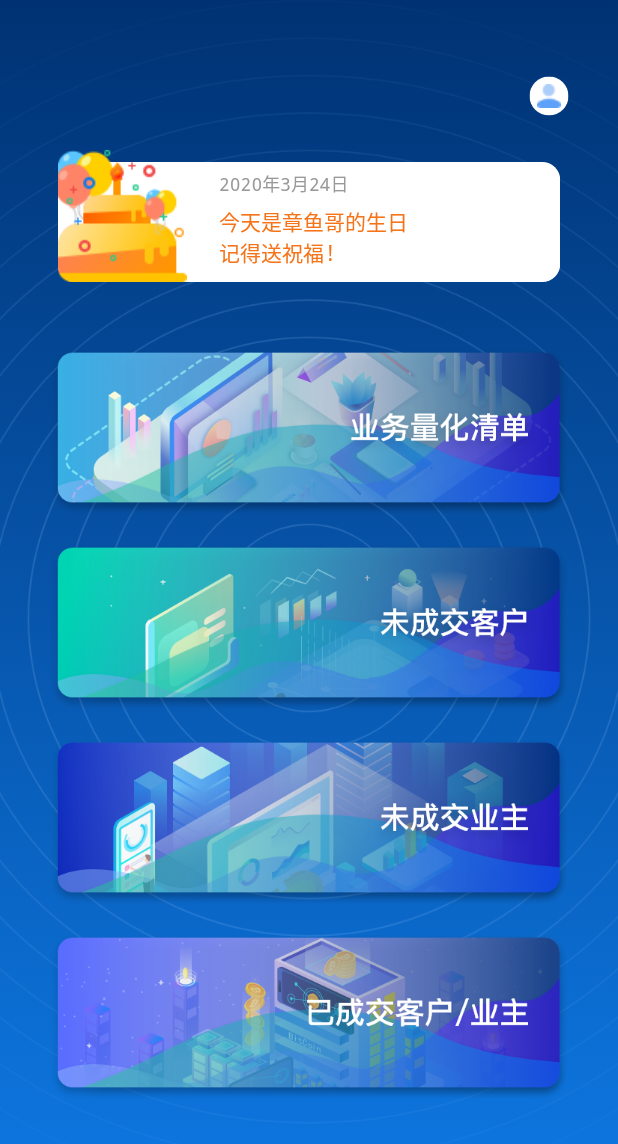
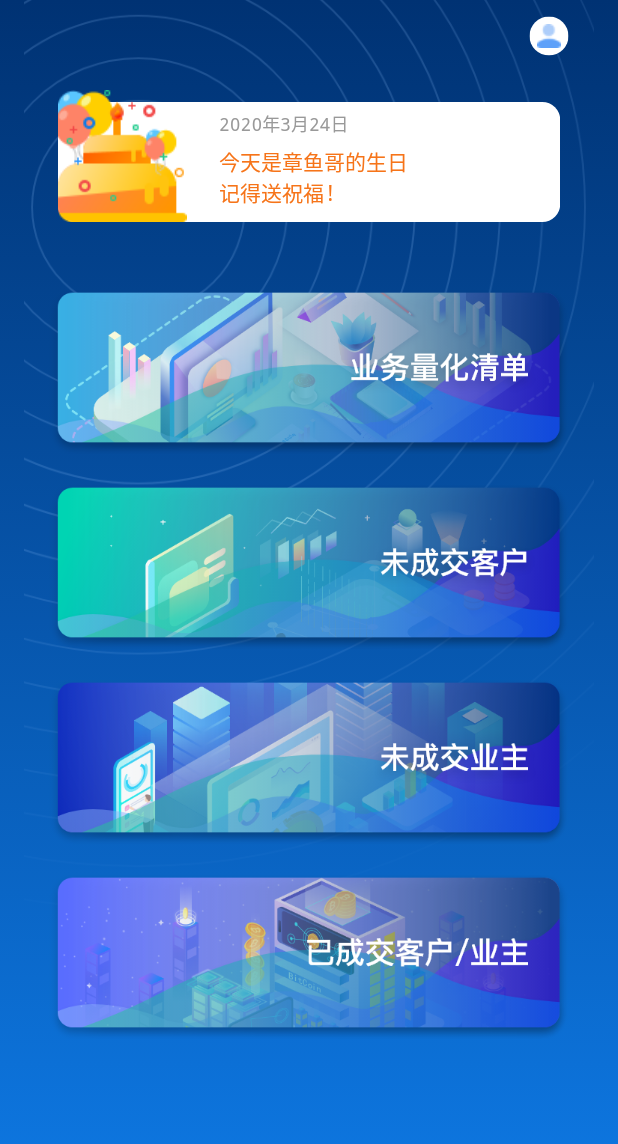
Before and after one commit to borite/ThumbSir, a Flutter app: the screen it shows after launch, on a phone screen of 412 x 824 dp. Shown: the top 1144 px of the screen. Run offline on Flutter 3.47's test engine with Material 2 defaults, Android fonts, the phone set to English and light mode, and no system bars.

Commit message:
背景图圈圈位置调整
首页、量化页、分析页、个人中心页、消息提醒页背景图圈圈位置调整

```diff
--- a/lib/pages/broker/mycenter/my_center_page.dart
+++ b/lib/pages/broker/mycenter/my_center_page.dart
@@ -42,7 +42,7 @@ class _MyCenterPageState extends State<MyCenterPage> {
                     children: <Widget>[
                       Container(
                         alignment: Alignment(-1,-1),
-                        margin: EdgeInsets.only(top: 20,left: 35),
+                        margin: EdgeInsets.only(top: 8,left: 35),
                         child: Column(
                           children: <Widget>[
                             Container(
@@ -93,7 +93,7 @@ class _MyCenterPageState extends State<MyCenterPage> {
                       ),
                       Container(
                         alignment: Alignment.topLeft,
-                        margin: EdgeInsets.only(top: 180,left: 30,bottom: 50),
+                        margin: EdgeInsets.only(top: 170,left: 30,bottom: 50),
                         child: Text(
                           '已付费至2021年3月15日，查看详情',
                           style:TextStyle(
@@ -105,7 +105,7 @@ class _MyCenterPageState extends State<MyCenterPage> {
                         ),
                       ),
                       Positioned(
-                        top: 121,
+                        top: 108,
                         left: 125,
                         child: Container(
                           margin: EdgeInsets.only(bottom: 15),
--- a/lib/pages/broker/qlist/qlist_analyze_page.dart
+++ b/lib/pages/broker/qlist/qlist_analyze_page.dart
@@ -81,7 +81,7 @@ class _QListAnalyzePageState extends State<QListAnalyzePage> with SingleTickerPr
                                     end: Alignment.bottomCenter,
                                   ),
                                   image: DecorationImage(
-                                    image:AssetImage('images/circle.png'),
+                                    image:AssetImage('images/circle_s.png'),
                                     fit: BoxFit.fitHeight,
                                   ),
                                 ),
--- a/lib/pages/broker/qlist/qlist_list_page.dart
+++ b/lib/pages/broker/qlist/qlist_list_page.dart
@@ -62,7 +62,7 @@ class _QListListPageState extends State<QListListPage> {
                                 end: Alignment.bottomCenter,
                               ),
                               image: DecorationImage(
-                                image:AssetImage('images/circle.png'),
+                                image:AssetImage('images/circle_s.png'),
                                 fit: BoxFit.fitHeight,
                               ),
                             ),
--- a/lib/pages/broker/tips/qlist_tips_page.dart
+++ b/lib/pages/broker/tips/qlist_tips_page.dart
@@ -161,7 +161,7 @@ class _QListTipsPageState extends State<QListTipsPage> {
         ),
         Positioned(
           top: -15,
-          left: 315,
+          left: 320,
           child: Text(
               '.',
             style: TextStyle(
--- a/lib/pages/home.dart
+++ b/lib/pages/home.dart
@@ -27,11 +27,13 @@ class _HomeState extends State<Home> {
           fit: BoxFit.fitHeight,
         ),
       ),
-      child: Column(
+      child: ListView(
+        children: <Widget>[
+          Column(
               children: <Widget>[
                 // 个人中心按钮
                 Padding(
-            padding: EdgeInsets.only(top: 40,left:320),
+                    padding: EdgeInsets.only(left:320),
                     child:RaisedButton(
                       onPressed: (){
                         Navigator.push(context, MaterialPageRoute(builder: (context)=>MyCenterPage()));
@@ -172,7 +174,11 @@ class _HomeState extends State<Home> {
                         )
                     )
                 ),
-    ]));
+              ])
+        ],
+      )
+
+    );
   }
 
   _item(var image,String date,String content,String tip){
--- a/pubspec.yaml
+++ b/pubspec.yaml
@@ -21,6 +21,7 @@ flutter:
     - images/my.png
     - images/my_big.png
     - images/circle.png
+    - images/circle_s.png
     - images/back.png
     - images/back_white.png
     - images/set.png
```
Also changed, not shown: lib/pages/broker/mycenter/my_center_notlogin_page.dart (+4 -4 lines), images/circle.png, images/circle_s.png (added), 10 other files. Lines whose indentation alone changed are shown as unchanged.
